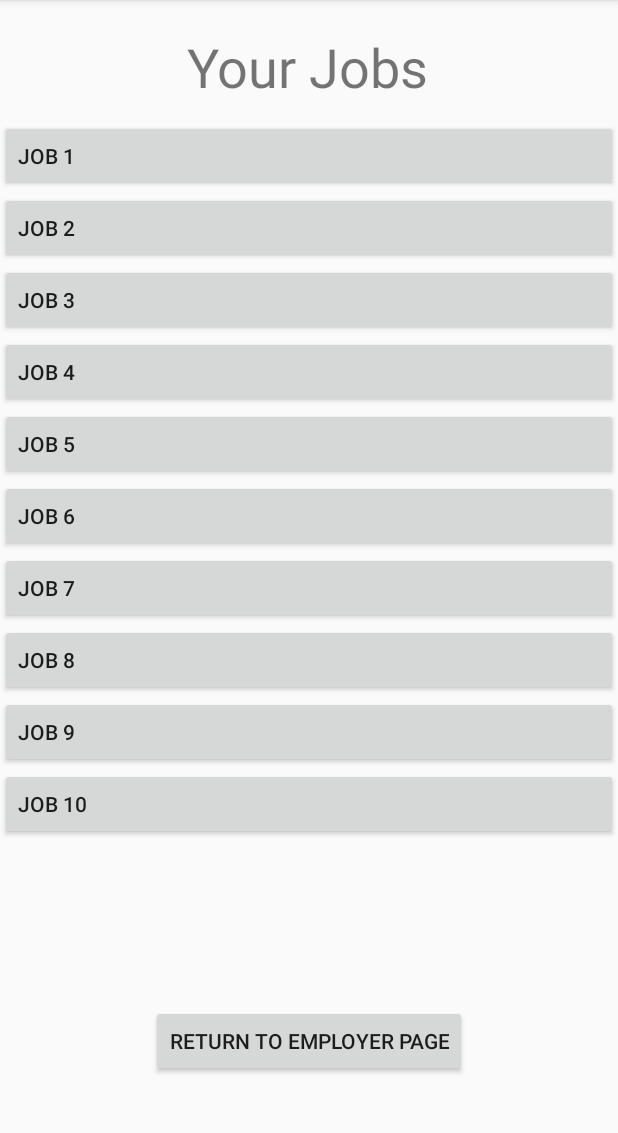
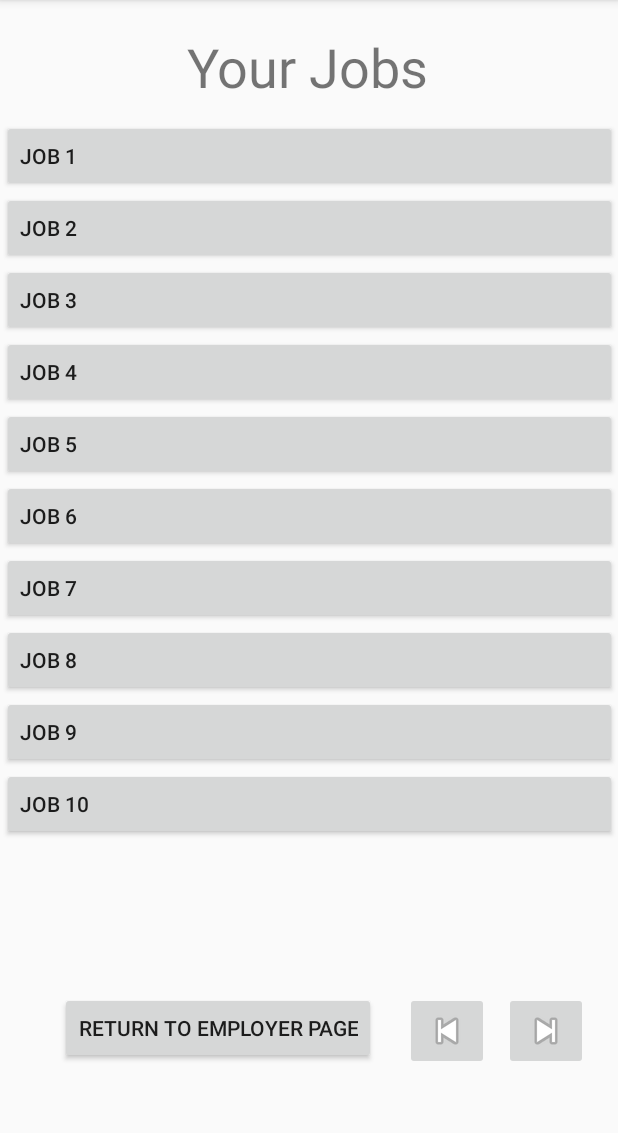
Before and after one commit to 21ahmiller/HeadStart, an Android app: the ReviewJobs screen opened directly, with no data from a screen before it, on a phone screen of 412 x 824 dp, the part 84-1217 px from its top. Run offline under Robolectric (Android 15) with nearby library versions, the phone set to English and light mode, and no system bars; our stand-ins replace Firebase (no records; nobody signed in at launch, a user with empty details on screens opened directly).

```diff
--- a/app/src/main/java/com/example/headstart/NewJob.java
+++ b/app/src/main/java/com/example/headstart/NewJob.java
@@ -177,7 +177,7 @@ public class NewJob extends AppCompatActivity {
     public void addRandom50(View v){
         final Controller aController = (Controller) getApplicationContext();
         Employer currentEmployer = aController.getEmployer();
-        for(int i = 0; i < 50; i ++){
+        for(int i = 0; i < 5; i ++){
             Random rand = new Random();
             Job newJob = new Job();
 
--- a/app/src/main/java/com/example/headstart/employerMainPage.java
+++ b/app/src/main/java/com/example/headstart/employerMainPage.java
@@ -63,7 +63,7 @@ public class employerMainPage extends AppCompatActivity {
 
     public void signOut(View v){
         final Controller aController = (Controller) getApplicationContext();
-        aController.setUser(new Employer());
+        aController.setEmployer(new Employer());
 
         Intent intent = new Intent(this, MainActivity.class);
         startActivity(intent);
--- a/app/src/main/res/layout/activity_review_jobs.xml
+++ b/app/src/main/res/layout/activity_review_jobs.xml
@@ -21,9 +21,11 @@
 
     <ScrollView
         android:id="@+id/scrollView3"
-        android:layout_width="match_parent"
-        android:layout_height="match_parent"
+        android:layout_width="410dp"
+        android:layout_height="571dp"
         android:layout_marginTop="80dp"
+        app:layout_constraintEnd_toEndOf="parent"
+        app:layout_constraintStart_toStartOf="parent"
         app:layout_constraintTop_toTopOf="parent">
 
         <LinearLayout
@@ -118,11 +120,33 @@
         android:id="@+id/button14"
         android:layout_width="wrap_content"
         android:layout_height="wrap_content"
-        android:layout_marginBottom="50dp"
+        android:layout_marginStart="40dp"
+        android:layout_marginTop="10dp"
         android:onClick="performReturnHome"
         android:text="@string/returnHomeButtonStr"
-        app:layout_constraintBottom_toBottomOf="@+id/scrollView3"
+        app:layout_constraintStart_toStartOf="parent"
+        app:layout_constraintTop_toBottomOf="@+id/scrollView3" />
+
+    <ImageButton
+        android:id="@+id/imageButton2"
+        android:layout_width="wrap_content"
+        android:layout_height="wrap_content"
+        android:layout_marginTop="10dp"
+        android:layout_marginEnd="20dp"
+        android:onClick="goAhead"
         app:layout_constraintEnd_toEndOf="parent"
-        app:layout_constraintStart_toStartOf="parent" />
+        app:layout_constraintTop_toBottomOf="@+id/scrollView3"
+        app:srcCompat="@android:drawable/ic_media_next" />
+
+    <ImageButton
+        android:id="@+id/imageButton3"
+        android:layout_width="wrap_content"
+        android:layout_height="wrap_content"
+        android:layout_marginTop="10dp"
+        android:layout_marginEnd="10dp"
+        android:onClick="moveBack"
+        app:layout_constraintEnd_toStartOf="@+id/imageButton2"
+        app:layout_constraintTop_toBottomOf="@+id/scrollView3"
+        app:srcCompat="@android:drawable/ic_media_previous" />
 
 </androidx.constraintlayout.widget.ConstraintLayout>
```
Also changed, not shown: app/src/main/java/com/example/headstart/ApplicantProfile.java (+3 -4 lines), app/src/main/java/com/example/headstart/ReviewJobs.java (+81 -42 lines), app/src/main/res/layout/activity_filtration_menu.xml (+9 -12 lines).
